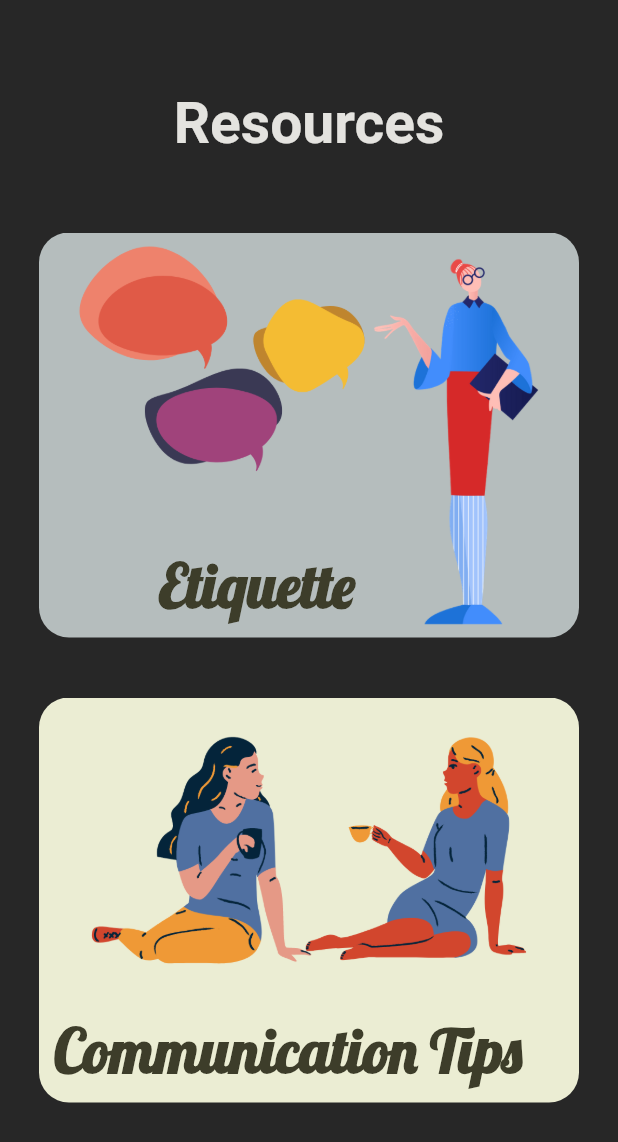
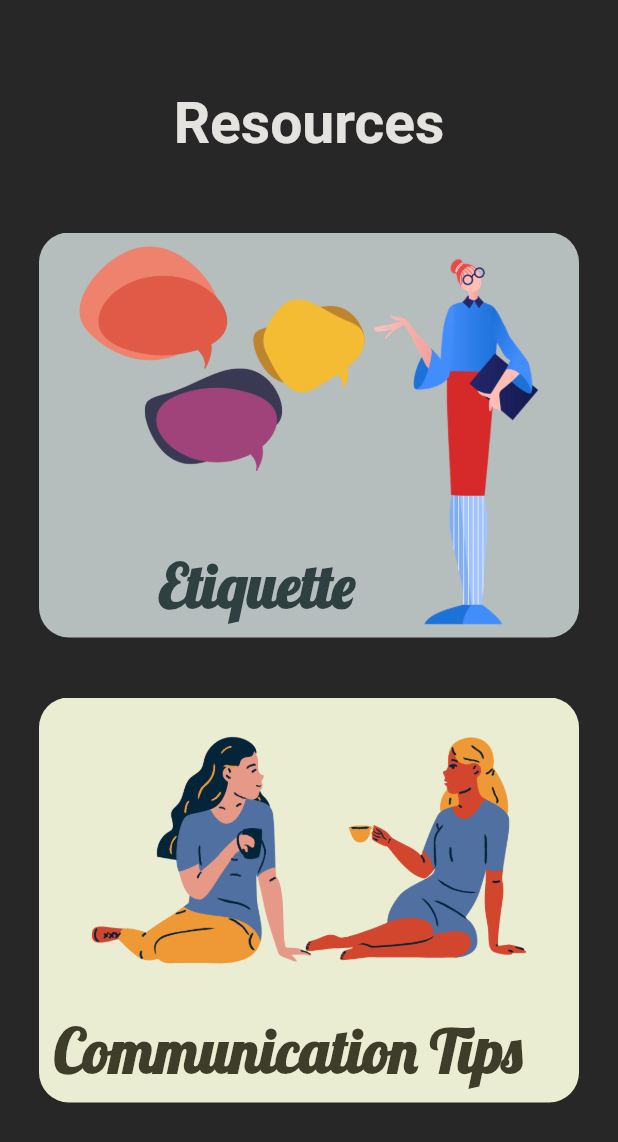
Before and after one commit to srishtiv27/give_me_a_sign, a Flutter app: the ResourcesMenu screen opened by its route, on a phone screen of 412 x 824 dp. Shown: the top 1142 px of the screen. Run offline on Flutter 3.47's test engine with Material 2 defaults, Android fonts, the phone set to English and light mode, and no system bars; our stand-ins replace carousel_slider.

Commit message:
Added navigation to resources meny

```diff
--- a/lib/main.dart
+++ b/lib/main.dart
@@ -23,7 +23,7 @@ class GiveMeASign extends StatelessWidget {
   Widget build(BuildContext context) {
     return MaterialApp(
       title: 'Give Me a Sign',
-      initialRoute: ResourcesMenu.id,
+      initialRoute: MenuPage.id,
       routes: {
         MenuPage.id: (context) => MenuPage(),
         LearnMenu.id: (context) => LearnMenu(),
--- a/lib/screens/resources_menu.dart
+++ b/lib/screens/resources_menu.dart
@@ -42,7 +42,7 @@ class ResourcesMenu extends StatelessWidget {
                       fontSize: 40,
                       fontWeight: FontWeight.bold,
                       fontFamily: 'Lobster',
-                      color: Color(0xFF3D3D2A),
+                      color: Color(0xFF2F4040),
                     ),
                   ),
                 )
```
Also changed, not shown: lib/screens/menu_page.dart (+7 -1 lines), 2 other files.
